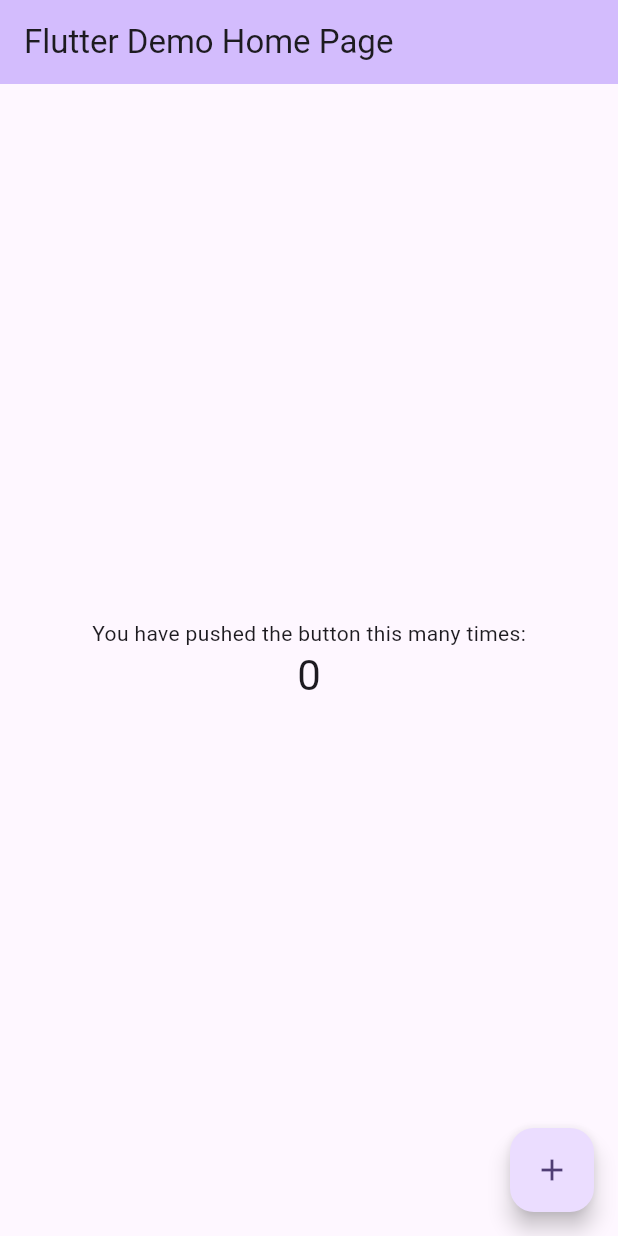
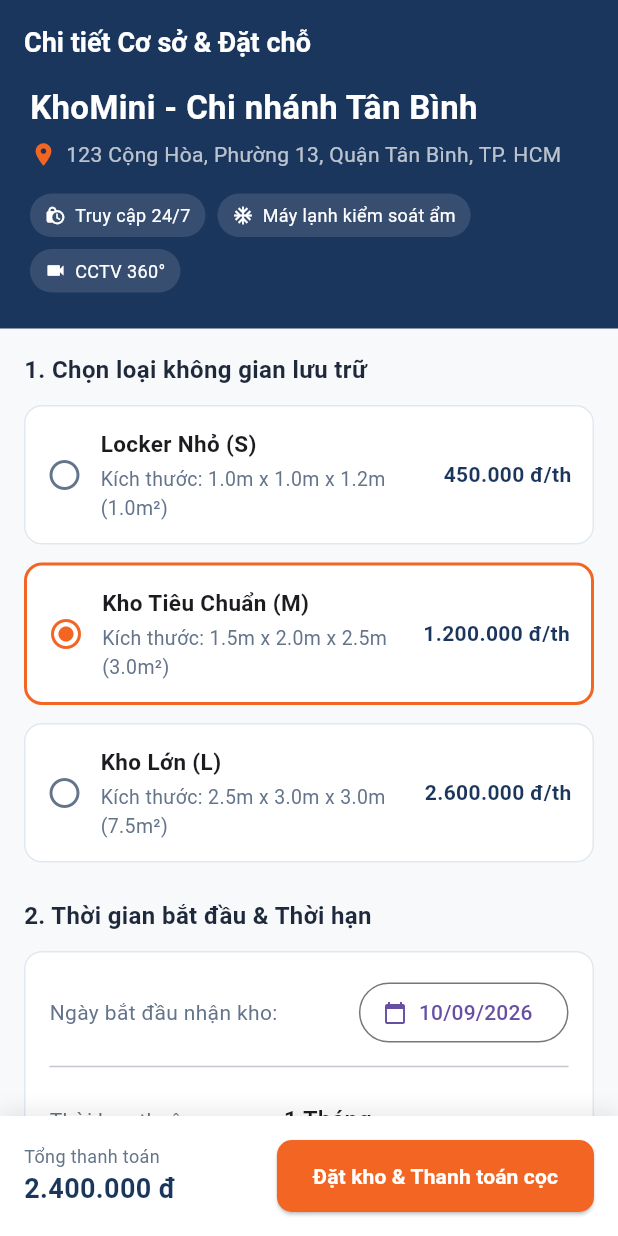
Before and after one commit to Huy39Quoc/KhoMini, a Flutter app: the screen it shows after launch, on a phone screen of 412 x 824 dp. Run offline on Flutter 3.47's test engine with Material 3 defaults, Android fonts, the phone set to English and light mode, and no system bars.

Commit message:
Add app background

```diff
--- /dev/null
+++ b/FE/khomini_mobile/lib/core/constants/app_colors.dart
@@ -0,0 +1,13 @@
+import 'package:flutter/material.dart';
+
+class AppColors {
+  static const Color primary = Color(0xFF1B365D); // Deep Navy
+  static const Color primaryLight = Color(0xFF2C4D7D);
+  static const Color accent = Color(0xFFF26522); // Vibrant Orange
+  static const Color background = Color(0xFFF8F9FA);
+  static const Color surface = Colors.white;
+  static const Color textPrimary = Color(0xFF1E293B);
+  static const Color textSecondary = Color(0xFF64748B);
+  static const Color border = Color(0xFFE2E8F0);
+  static const Color success = Color(0xFF10B981);
+}
--- a/FE/khomini_mobile/lib/main.dart
+++ b/FE/khomini_mobile/lib/main.dart
@@ -1,122 +1,21 @@
 import 'package:flutter/material.dart';
 
+import 'screens/customer/reservation/facility_detail_screen.dart';
+
 void main() {
-  runApp(const MyApp());
+  runApp(const KhoMiniApp());
 }
 
-class MyApp extends StatelessWidget {
-  const MyApp({super.key});
+class KhoMiniApp extends StatelessWidget {
+  const KhoMiniApp({super.key});
 
-  // This widget is the root of your application.
   @override
   Widget build(BuildContext context) {
     return MaterialApp(
-      title: 'Flutter Demo',
-      theme: ThemeData(
-        // This is the theme of your application.
-        //
-        // TRY THIS: Try running your application with "flutter run". You'll see
-        // the application has a purple toolbar. Then, without quitting the app,
-        // try changing the seedColor in the colorScheme below to Colors.green
-        // and then invoke "hot reload" (save your changes or press the "hot
-        // reload" button in a Flutter-supported IDE, or press "r" if you used
-        // the command line to start the app).
-        //
-        // Notice that the counter didn't reset back to zero; the application
-        // state is not lost during the reload. To reset the state, use hot
-        // restart instead.
-        //
-        // This works for code too, not just values: Most code changes can be
-        // tested with just a hot reload.
-        colorScheme: .fromSeed(seedColor: Colors.deepPurple),
-      ),
-      home: const MyHomePage(title: 'Flutter Demo Home Page'),
+      title: 'KhoMini',
+      debugShowCheckedModeBanner: false,
+      theme: ThemeData(fontFamily: 'Roboto', useMaterial3: true),
+      home: const FacilityDetailScreen(),
     );
   }
 }
-
-class MyHomePage extends StatefulWidget {
-  const MyHomePage({super.key, required this.title});
-
-  // This widget is the home page of your application. It is stateful, meaning
-  // that it has a State object (defined below) that contains fields that affect
-  // how it looks.
-
-  // This class is the configuration for the state. It holds the values (in this
-  // case the title) provided by the parent (in this case the App widget) and
-  // used by the build method of the State. Fields in a Widget subclass are
-  // always marked "final".
-
-  final String title;
-
-  @override
-  State<MyHomePage> createState() => _MyHomePageState();
-}
-
-class _MyHomePageState extends State<MyHomePage> {
-  int _counter = 0;
-
-  void _incrementCounter() {
-    setState(() {
-      // This call to setState tells the Flutter framework that something has
-      // changed in this State, which causes it to rerun the build method below
-      // so that the display can reflect the updated values. If we changed
-      // _counter without calling setState(), then the build method would not be
-      // called again, and so nothing would appear to happen.
-      _counter++;
-    });
-  }
-
-  @override
-  Widget build(BuildContext context) {
-    // This method is rerun every time setState is called, for instance as done
-    // by the _incrementCounter method above.
-    //
-    // The Flutter framework has been optimized to make rerunning build methods
-    // fast, so that you can just rebuild anything that needs updating rather
-    // than having to individually change instances of widgets.
-    return Scaffold(
-      appBar: AppBar(
-        // TRY THIS: Try changing the color here to a specific color (to
-        // Colors.amber, perhaps?) and trigger a hot reload to see the AppBar
-        // change color while the other colors stay the same.
-        backgroundColor: Theme.of(context).colorScheme.inversePrimary,
-        // Here we take the value from the MyHomePage object that was created by
-        // the App.build method, and use it to set our appbar title.
-        title: Text(widget.title),
-      ),
-      body: Center(
-        // Center is a layout widget. It takes a single child and positions it
-        // in the middle of the parent.
-        child: Column(
-          // Column is also a layout widget. It takes a list of children and
-          // arranges them vertically. By default, it sizes itself to fit its
-          // children horizontally, and tries to be as tall as its parent.
-          //
-          // Column has various properties to control how it sizes itself and
-          // how it positions its children. Here we use mainAxisAlignment to
-          // center the children vertically; the main axis here is the vertical
-          // axis because Columns are vertical (the cross axis would be
-          // horizontal).
-          //
-          // TRY THIS: Invoke "debug painting" (choose the "Toggle Debug Paint"
-          // action in the IDE, or press "p" in the console), to see the
-          // wireframe for each widget.
-          mainAxisAlignment: .center,
-          children: [
-            const Text('You have pushed the button this many times:'),
-            Text(
-              '$_counter',
-              style: Theme.of(context).textTheme.headlineMedium,
-            ),
-          ],
-        ),
-      ),
-      floatingActionButton: FloatingActionButton(
-        onPressed: _incrementCounter,
-        tooltip: 'Increment',
-        child: const Icon(Icons.add),
-      ),
-    );
-  }
-}
--- /dev/null
+++ b/FE/khomini_mobile/lib/models/unit_type_model.dart
@@ -0,0 +1,31 @@
+class UnitTypeModel {
+  final int id;
+  final String typeName;
+  final String dimensions; // Dài x Rộng x Cao
+  final double areaSqMeters;
+  final double basePriceMonthly;
+  final double depositAmount;
+  final bool hasClimateControl;
+
+  UnitTypeModel({
+    required this.id,
+    required this.typeName,
+    required this.dimensions,
+    required this.areaSqMeters,
+    required this.basePriceMonthly,
+    required this.depositAmount,
+    required this.hasClimateControl,
+  });
+
+  factory UnitTypeModel.fromJson(Map<String, dynamic> json) {
+    return UnitTypeModel(
+      id: json['id'],
+      typeName: json['typeName'] ?? '',
+      dimensions: json['dimensions'] ?? '',
+      areaSqMeters: (json['areaSqMeters'] as num).toDouble(),
+      basePriceMonthly: (json['basePriceMonthly'] as num).toDouble(),
+      depositAmount: (json['depositAmount'] as num).toDouble(),
+      hasClimateControl: json['hasClimateControl'] ?? false,
+    );
+  }
+}
--- /dev/null
+++ b/FE/khomini_mobile/lib/screens/customer/reservation/facility_detail_screen.dart
@@ -0,0 +1,460 @@
+import 'package:flutter/material.dart';
+import 'package:intl/intl.dart';
+
+import '../../../core/constants/app_colors.dart';
+import '../../../models/unit_type_model.dart';
+
+class FacilityDetailScreen extends StatefulWidget {
+  const FacilityDetailScreen({super.key});
+
+  @override
+  State<FacilityDetailScreen> createState() => _FacilityDetailScreenState();
+}
+
+class _FacilityDetailScreenState extends State<FacilityDetailScreen> {
+  // Dữ liệu mẫu mô phỏng API trả về từ Spring Boot
+  final List<UnitTypeModel> unitTypes = [
+    UnitTypeModel(
+      id: 1,
+      typeName: 'Locker Nhỏ (S)',
+      dimensions: '1.0m x 1.0m x 1.2m',
+      areaSqMeters: 1.0,
+      basePriceMonthly: 450000,
+      depositAmount: 450000,
+      hasClimateControl: false,
+    ),
+    UnitTypeModel(
+      id: 2,
+      typeName: 'Kho Tiêu Chuẩn (M)',
+      dimensions: '1.5m x 2.0m x 2.5m',
+      areaSqMeters: 3.0,
+      basePriceMonthly: 1200000,
+      depositAmount: 1200000,
+      hasClimateControl: true,
+    ),
+    UnitTypeModel(
+      id: 3,
+      typeName: 'Kho Lớn (L)',
+      dimensions: '2.5m x 3.0m x 3.0m',
+      areaSqMeters: 7.5,
+      basePriceMonthly: 2600000,
+      depositAmount: 2600000,
+      hasClimateControl: true,
+    ),
+  ];
+
+  int selectedUnitIndex = 1;
+  int rentalMonths = 1;
+  DateTime startDate = DateTime.now().add(const Duration(days: 1));
+  final currencyFormat = NumberFormat.currency(locale: 'vi_VN', symbol: 'đ');
+
+  @override
+  Widget build(BuildContext context) {
+    final selectedUnit = unitTypes[selectedUnitIndex];
+    final totalRent = selectedUnit.basePriceMonthly * rentalMonths;
+    final totalInitialPayment = totalRent + selectedUnit.depositAmount;
+
+    return Scaffold(
+      backgroundColor: AppColors.background,
+      appBar: AppBar(
+        title: const Text(
+          'Chi tiết Cơ sở & Đặt chỗ',
+          style: TextStyle(fontWeight: FontWeight.bold, fontSize: 18),
+        ),
+        backgroundColor: AppColors.primary,
+        foregroundColor: Colors.white,
+        elevation: 0,
+      ),
+      body: SingleChildScrollView(
+        child: Column(
+          crossAxisAlignment: CrossAxisAlignment.start,
+          children: [
+            // Facility Hero Card
+            Container(
+              color: AppColors.primary,
+              padding: const EdgeInsets.fromLTRB(20, 0, 20, 24),
+              child: Column(
+                crossAxisAlignment: CrossAxisAlignment.start,
+                children: [
+                  const Text(
+                    'KhoMini - Chi nhánh Tân Bình',
+                    style: TextStyle(
+                      color: Colors.white,
+                      fontSize: 22,
+                      fontWeight: FontWeight.bold,
+                    ),
+                  ),
+                  const SizedBox(height: 6),
+                  Row(
+                    children: const [
+                      Icon(
+                        Icons.location_on,
+                        color: AppColors.accent,
+                        size: 18,
+                      ),
+                      SizedBox(width: 6),
+                      Expanded(
+                        child: Text(
+                          '123 Cộng Hòa, Phường 13, Quận Tân Bình, TP. HCM',
+                          style: TextStyle(color: Colors.white70, fontSize: 14),
+                        ),
+                      ),
+                    ],
+                  ),
+                  const SizedBox(height: 16),
+                  Wrap(
+                    spacing: 8,
+                    runSpacing: 8,
+                    children: [
+                      _buildFeatureChip(Icons.lock_clock, 'Truy cập 24/7'),
+                      _buildFeatureChip(Icons.ac_unit, 'Máy lạnh kiểm soát ẩm'),
+                      _buildFeatureChip(Icons.videocam, 'CCTV 360°'),
+                    ],
+                  ),
+                ],
+              ),
+            ),
+
+            Padding(
+              padding: const EdgeInsets.all(16.0),
+              child: Column(
+                crossAxisAlignment: CrossAxisAlignment.start,
+                children: [
+                  // 1. Chọn loại kho
+                  const Text(
+                    '1. Chọn loại không gian lưu trữ',
+                    style: TextStyle(
+                      fontSize: 16,
+                      fontWeight: FontWeight.bold,
+                      color: AppColors.textPrimary,
+                    ),
+                  ),
+                  const SizedBox(height: 12),
+                  ListView.separated(
+                    shrinkWrap: true,
+                    physics: const NeverScrollableScrollPhysics(),
+                    itemCount: unitTypes.length,
+                    separatorBuilder: (_, __) => const SizedBox(height: 12),
+                    itemBuilder: (context, index) {
+                      final item = unitTypes[index];
+                      final isSelected = selectedUnitIndex == index;
+                      return GestureDetector(
+                        onTap: () => setState(() => selectedUnitIndex = index),
+                        child: Container(
+                          padding: const EdgeInsets.all(14),
+                          decoration: BoxDecoration(
+                            color: AppColors.surface,
+                            borderRadius: BorderRadius.circular(12),
+                            border: Border.all(
+                              color: isSelected
+                                  ? AppColors.accent
+                                  : AppColors.border,
+                              width: isSelected ? 2.0 : 1.0,
+                            ),
+                          ),
+                          child: Row(
+                            children: [
+                              Icon(
+                                isSelected
+                                    ? Icons.radio_button_checked
+                                    : Icons.radio_button_off,
+                                color: isSelected
+                                    ? AppColors.accent
+                                    : AppColors.textSecondary,
+                              ),
+                              const SizedBox(width: 12),
+                              Expanded(
+                                child: Column(
+                                  crossAxisAlignment: CrossAxisAlignment.start,
+                                  children: [
+                                    Text(
+                                      item.typeName,
+                                      style: const TextStyle(
+                                        fontSize: 15,
+                                        fontWeight: FontWeight.bold,
+                                      ),
+                                    ),
+                                    const SizedBox(height: 4),
+                                    Text(
+                                      'Kích thước: ${item.dimensions} (${item.areaSqMeters}m²)',
+                                      style: const TextStyle(
+                                        fontSize: 13,
+                                        color: AppColors.textSecondary,
+                                      ),
+                                    ),
+                                  ],
+                                ),
+                              ),
+                              Text(
+                                '${currencyFormat.format(item.basePriceMonthly)}/th',
+                                style: const TextStyle(
+                                  fontWeight: FontWeight.bold,
+                                  color: AppColors.primary,
+                                  fontSize: 14,
+                                ),
+                              ),
+                            ],
+                          ),
+                        ),
+                      );
+                    },
+                  ),
+
+                  const SizedBox(height: 24),
+
+                  // 2. Thời gian thuê
+                  const Text(
+                    '2. Thời gian bắt đầu & Thời hạn',
+                    style: TextStyle(
+                      fontSize: 16,
+                      fontWeight: FontWeight.bold,
+                      color: AppColors.textPrimary,
+                    ),
+                  ),
+                  const SizedBox(height: 12),
+                  Container(
+                    padding: const EdgeInsets.all(16),
+                    decoration: BoxDecoration(
+                      color: AppColors.surface,
+                      borderRadius: BorderRadius.circular(12),
+                      border: Border.all(color: AppColors.border),
+                    ),
+                    child: Column(
+                      children: [
+                        Row(
+                          mainAxisAlignment: MainAxisAlignment.spaceBetween,
+                          children: [
+                            const Text(
+                              'Ngày bắt đầu nhận kho:',
+                              style: TextStyle(color: AppColors.textSecondary),
+                            ),
+                            OutlinedButton.icon(
+                              onPressed: () async {
+                                final picked = await showDatePicker(
+                                  context: context,
+                                  initialDate: startDate,
+                                  firstDate: DateTime.now(),
+                                  lastDate: DateTime.now().add(
+                                    const Duration(days: 60),
+                                  ),
+                                );
+                                if (picked != null)
+                                  setState(() => startDate = picked);
+                              },
+                              icon: const Icon(Icons.calendar_today, size: 16),
+                              label: Text(
+                                DateFormat('dd/MM/yyyy').format(startDate),
+                              ),
+                            ),
+                          ],
+                        ),
+                        const Divider(height: 24),
+                        Row(
+                          mainAxisAlignment: MainAxisAlignment.spaceBetween,
+                          children: [
+                            const Text(
+                              'Thời hạn thuê:',
+                              style: TextStyle(color: AppColors.textSecondary),
+                            ),
+                            DropdownButton<int>(
+                              value: rentalMonths,
+                              underline: const SizedBox(),
+                              items: const [
+                                DropdownMenuItem(
+                                  value: 1,
+                                  child: Text('1 Tháng'),
+                                ),
+                                DropdownMenuItem(
+                                  value: 3,
+                                  child: Text('3 Tháng (Ưu đãi 5%)'),
+                                ),
+                                DropdownMenuItem(
+                                  value: 6,
+                                  child: Text('6 Tháng (Ưu đãi 10%)'),
+                                ),
+                                DropdownMenuItem(
+                                  value: 12,
+                                  child: Text('12 Tháng (Ưu đãi 15%)'),
+                                ),
+                              ],
+                              onChanged: (val) {
+                                if (val != null)
+                                  setState(() => rentalMonths = val);
+                              },
+                            ),
+                          ],
+                        ),
+                      ],
+                    ),
+                  ),
+
+                  const SizedBox(height: 24),
+
+                  // 3. Chi tiết chi phí
+                  const Text(
+                    '3. Bảng kê thanh toán',
+                    style: TextStyle(
+                      fontSize: 16,
+                      fontWeight: FontWeight.bold,
+                      color: AppColors.textPrimary,
+                    ),
+                  ),
+                  const SizedBox(height: 12),
+                  Container(
+                    padding: const EdgeInsets.all(16),
+                    decoration: BoxDecoration(
+                      color: const Color(0xFFF1F5F9),
+                      borderRadius: BorderRadius.circular(12),
+                      border: Border.all(color: AppColors.border),
+                    ),
+                    child: Column(
+                      children: [
+                        _buildFeeRow(
+                          'Phí thuê ($rentalMonths tháng)',
+                          currencyFormat.format(totalRent),
+                        ),
+                        const SizedBox(height: 8),
+                        _buildFeeRow(
+                          'Tiền cọc bảo đảm (Hoàn lại)',
+                          currencyFormat.format(selectedUnit.depositAmount),
+                        ),
+                        const Padding(
+                          padding: EdgeInsets.symmetric(vertical: 8),
+                          child: Divider(),
+                        ),
+                        _buildFeeRow(
+                          'Tổng thanh toán ban đầu',
+                          currencyFormat.format(totalInitialPayment),
+                          isTotal: true,
+                        ),
+                      ],
+                    ),
+                  ),
+                  const SizedBox(
+                    height: 80,
+                  ), // Chừa khoảng trống cho Bottom Bar
+                ],
+              ),
+            ),
+          ],
+        ),
+      ),
+
+      // Sticky Bottom Action
+      bottomSheet: Container(
+        padding: const EdgeInsets.all(16),
+        decoration: BoxDecoration(
+          color: Colors.white,
+          boxShadow: [
+            BoxShadow(
+              color: Colors.black.withOpacity(0.08),
+              blurRadius: 10,
+              offset: const Offset(0, -4),
+            ),
+          ],
+        ),
+        child: SafeArea(
+          child: Row(
+            children: [
+              Expanded(
+                child: Column(
+                  mainAxisSize: MainAxisSize.min,
+                  crossAxisAlignment: CrossAxisAlignment.start,
+                  children: [
+                    const Text(
+                      'Tổng thanh toán',
+                      style: TextStyle(
+                        fontSize: 12,
+                        color: AppColors.textSecondary,
+                      ),
+                    ),
+                    Text(
+                      currencyFormat.format(totalInitialPayment),
+                      style: const TextStyle(
+                        fontSize: 18,
+                        fontWeight: FontWeight.bold,
+                        color: AppColors.primary,
+                      ),
+                    ),
+                  ],
+                ),
+              ),
+              ElevatedButton(
+                style: ElevatedButton.styleFrom(
+                  backgroundColor: AppColors.accent,
+                  foregroundColor: Colors.white,
+                  padding: const EdgeInsets.symmetric(
+                    horizontal: 24,
+                    vertical: 14,
+                  ),
+                  shape: RoundedRectangleBorder(
+                    borderRadius: BorderRadius.circular(10),
+                  ),
+                ),
+                onPressed: () {
+                  // Gửi request POST sang API /api/bookings của Spring Boot
+                  ScaffoldMessenger.of(context).showSnackBar(
+                    SnackBar(
+                      content: Text(
+                        'Tạo yêu cầu đặt kho ${selectedUnit.typeName} thành công!',
+                      ),
+                    ),
+                  );
+                },
+                child: const Text(
+                  'Đặt kho & Thanh toán cọc',
+                  style: TextStyle(fontWeight: FontWeight.bold),
+                ),
+              ),
+            ],
+          ),
+        ),
+      ),
+    );
+  }
+
+  Widget _buildFeatureChip(IconData icon, String label) {
+    return Container(
+      padding: const EdgeInsets.symmetric(horizontal: 10, vertical: 6),
+      decoration: BoxDecoration(
+        color: Colors.white.withOpacity(0.12),
+        borderRadius: BorderRadius.circular(20),
+      ),
+      child: Row(
+        mainAxisSize: MainAxisSize.min,
+        children: [
+          Icon(icon, color: Colors.white, size: 14),
+          const SizedBox(width: 6),
+          Text(
+            label,
+            style: const TextStyle(color: Colors.white, fontSize: 12),
+          ),
+        ],
+      ),
+    );
+  }
+
+  Widget _buildFeeRow(String title, String value, {bool isTotal = false}) {
+    return Row(
+      mainAxisAlignment: MainAxisAlignment.spaceBetween,
+      children: [
+        Text(
+          title,
+          style: TextStyle(
+            fontSize: isTotal ? 15 : 14,
+            fontWeight: isTotal ? FontWeight.bold : FontWeight.normal,
+            color: isTotal ? AppColors.textPrimary : AppColors.textSecondary,
+          ),
+        ),
+        Text(
+          value,
+          style: TextStyle(
+            fontSize: isTotal ? 16 : 14,
+            fontWeight: isTotal ? FontWeight.bold : FontWeight.w600,
+            color: isTotal ? AppColors.accent : AppColors.textPrimary,
+          ),
+        ),
+      ],
+    );
+  }
+}
--- a/FE/khomini_mobile/pubspec.yaml
+++ b/FE/khomini_mobile/pubspec.yaml
@@ -34,6 +34,7 @@
   # The following adds the Cupertino Icons font to your application.
   # Use with the CupertinoIcons class for iOS style icons.
   cupertino_icons: ^1.0.8
+  intl: ^0.20.3
 
 dev_dependencies:
   flutter_test:
```
Also changed, not shown: FE/khomini_mobile/package-lock.json (added), FE/khomini_mobile/pubspec.lock, 1 other file.
